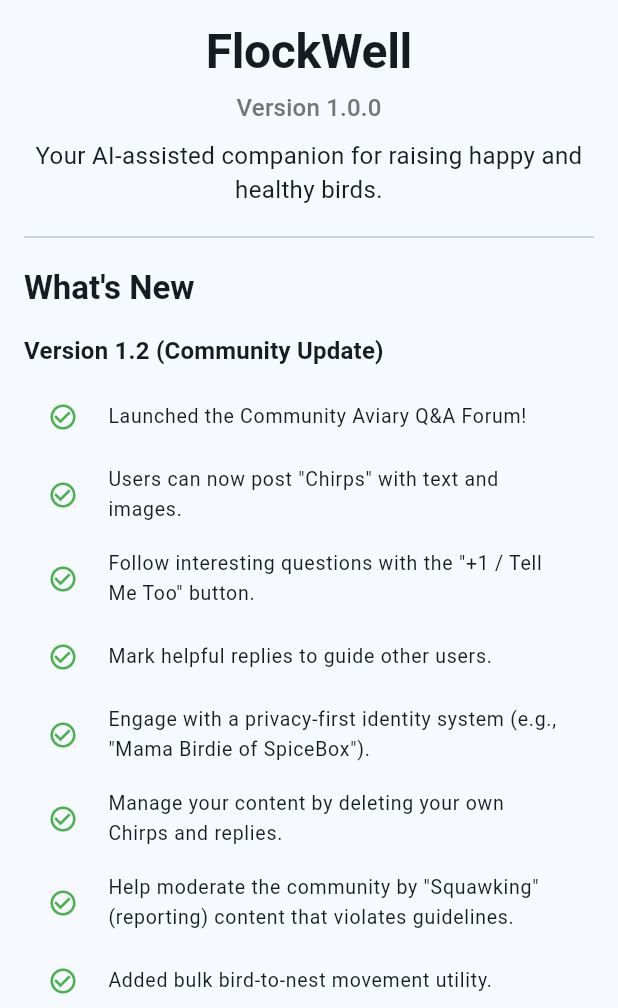
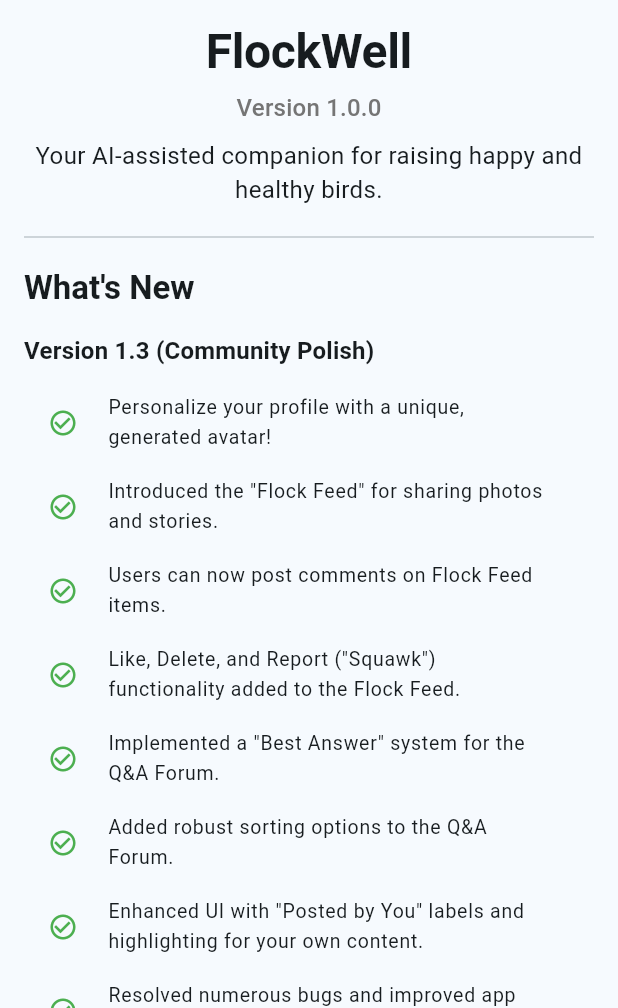
Before and after one commit to abhijit-arora/cockatiel-companion, a Flutter app: the AboutScreen screen opened directly, on a phone screen of 412 x 824 dp, the part 228-1236 px from its top. Run offline on Flutter 3.47's test engine with Material 3 defaults, Android fonts, the phone set to English and light mode, and no system bars; our stand-ins replace cloud_firestore, cloud_functions, firebase_auth, firebase_core, firebase_storage, flutter_local_notifications and 4 more; missing offline and left inert: multiavatar; accounts and stored records are empty.

Commit message:
docs: Finalize documentation for all community features
Performs a final, comprehensive update of all project documentation (FSD, ROADMAP, CHANGELOG, README, RESUME_PROMPT) and the in-app changelog. Ensures all documents accurately reflect the implementation of the avatar system and the full suite of Flock Feed interactions. Also updates the context creation script.

```diff
--- a/lib/features/about/screens/about_screen.dart
+++ b/lib/features/about/screens/about_screen.dart
@@ -14,18 +14,29 @@ class ChangelogEntry {
 
 final List<ChangelogEntry> changelogData = [
   ChangelogEntry(
-    version: 'Version 1.2 (Community Update)', // Renamed for clarity
+    version: 'Version 1.3 (Community Polish)',
+    changes: [
+      'Personalize your profile with a unique, generated avatar!',
+      'Introduced the "Flock Feed" for sharing photos and stories.',
+      'Users can now post comments on Flock Feed items.',
+      'Like, Delete, and Report ("Squawk") functionality added to the Flock Feed.',
+      'Implemented a "Best Answer" system for the Q&A Forum.',
+      'Added robust sorting options to the Q&A Forum.',
+      'Enhanced UI with "Posted by You" labels and highlighting for your own content.',
+      'Resolved numerous bugs and improved app stability.',
+    ],
+  ),
+  ChangelogEntry(
+    version: 'Version 1.2 (Community Foundation)',
     changes: [
       'Launched the Community Aviary Q&A Forum!',
       'Users can now post "Chirps" with text and images.',
       'Follow interesting questions with the "+1 / Tell Me Too" button.',
       'Mark helpful replies to guide other users.',
-      'Engage with a privacy-first identity system (e.g., "Mama Birdie of SpiceBox").',
-      'Manage your content by deleting your own Chirps and replies.',
-      'Help moderate the community by "Squawking" (reporting) content that violates guidelines.',
+      'Engage with a privacy-first identity system.',
       'Added bulk bird-to-nest movement utility.',
       'Enhanced bird profiles with Hatch Day and Gotcha Day.',
-      'Implemented swipe-to-dismiss anniversary reminders on the home screen.',
+      'Implemented swipe-to-dismiss anniversary reminders.',
       'Major navigation refactor with a new bottom bar.',
     ],
   ),
--- a/lib/features/community/screens/chirp_detail_screen.dart
+++ b/lib/features/community/screens/chirp_detail_screen.dart
@@ -192,7 +192,6 @@ class _ChirpDetailScreenState extends State<ChirpDetailScreen> {
     final String authorId = data['authorId'] ?? '';
     final bool isReplyAuthor = currentUser?.uid == authorId;
     final timestamp = _formatTimestamp(data['createdAt']);
-    final authorAvatarSvg = data['authorAvatarSvg'] as String?;
 
     return Card(
       color: isReplyAuthor ? Theme.of(context).colorScheme.primaryContainer.withAlpha(77) : null,
```
Also changed, not shown: 5 other files.
